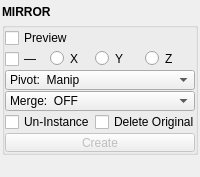
Qt form mayatk/edit_utils/mirror.ui (m3trik/mayatk) before a commit.
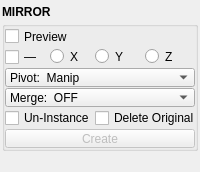
The same form after that commit. Custom widgets are drawn as their Qt base class.

Diff of the .ui file:
```diff
--- a/mayatk/edit_utils/mirror.ui
+++ b/mayatk/edit_utils/mirror.ui
@@ -55,13 +55,13 @@
         <property name="minimumSize">
          <size>
           <width>0</width>
-          <height>20</height>
+          <height>19</height>
          </size>
         </property>
         <property name="maximumSize">
          <size>
           <width>16777215</width>
-          <height>20</height>
+          <height>19</height>
          </size>
         </property>
         <property name="font">
@@ -109,13 +109,13 @@
              <property name="minimumSize">
               <size>
                <width>0</width>
-               <height>20</height>
+               <height>19</height>
               </size>
              </property>
              <property name="maximumSize">
               <size>
                <width>16777215</width>
-               <height>20</height>
+               <height>19</height>
               </size>
              </property>
              <property name="toolTip">
@@ -235,13 +235,13 @@
            <property name="minimumSize">
             <size>
              <width>0</width>
-             <height>20</height>
+             <height>19</height>
             </size>
            </property>
            <property name="maximumSize">
             <size>
              <width>16777215</width>
-             <height>20</height>
+             <height>19</height>
             </size>
            </property>
            <property name="toolTip">
@@ -310,13 +310,13 @@
            <property name="minimumSize">
             <size>
              <width>0</width>
-             <height>20</height>
+             <height>19</height>
             </size>
            </property>
            <property name="maximumSize">
             <size>
              <width>16777215</width>
-             <height>20</height>
+             <height>19</height>
             </size>
            </property>
            <property name="toolTip">
@@ -396,13 +396,13 @@
         <property name="minimumSize">
          <size>
           <width>0</width>
-          <height>20</height>
+          <height>19</height>
          </size>
         </property>
         <property name="maximumSize">
          <size>
           <width>16777215</width>
-          <height>20</height>
+          <height>19</height>
          </size>
         </property>
        </widget>
```
